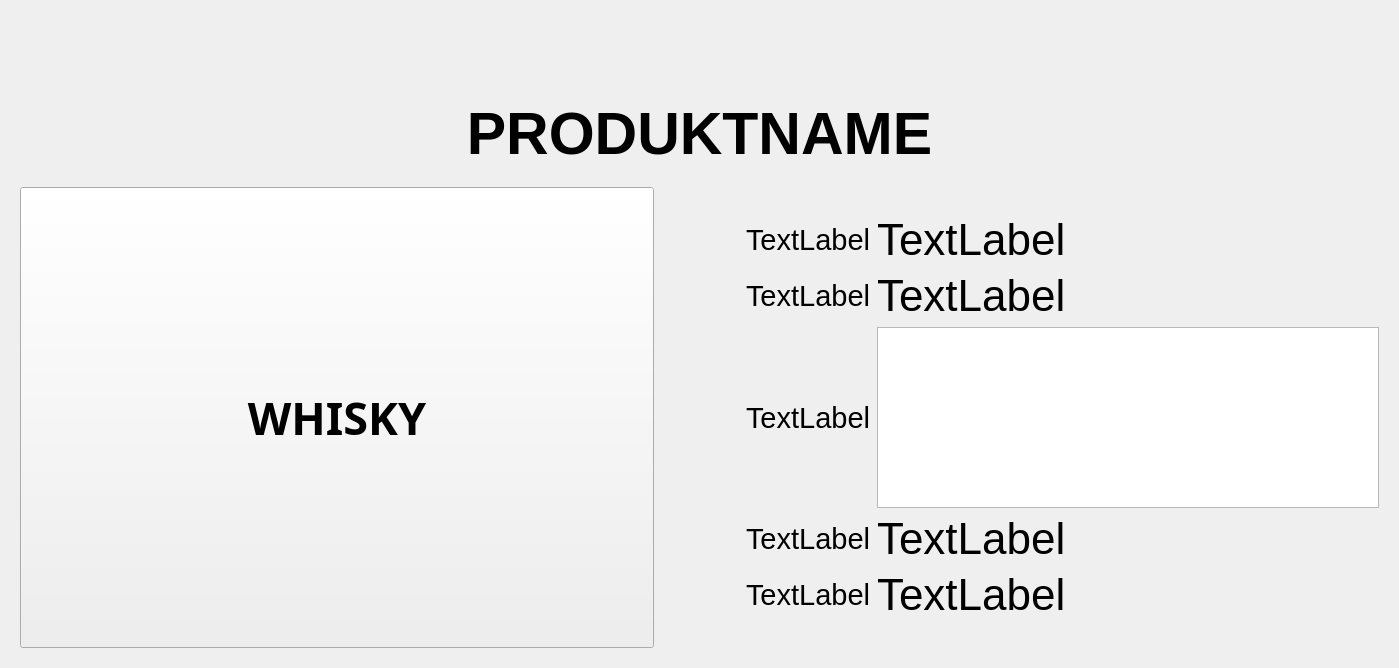
The window that form.ui (Benefranko/Barcode-Scanner-Feinkost-) describes before a commit, drawn with Qt 5.
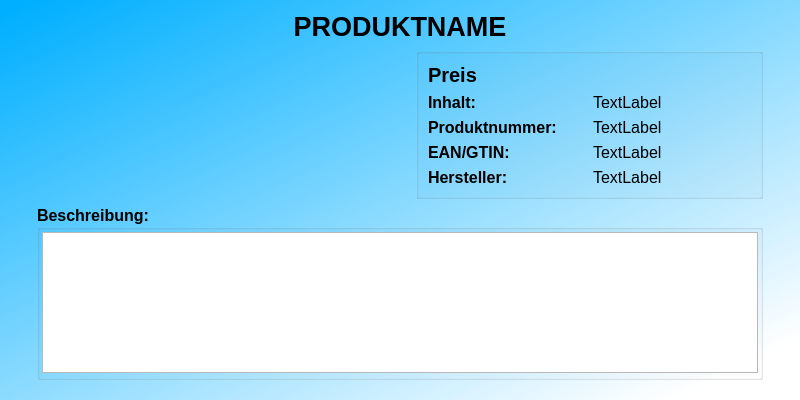
The same window after the commit.

Patch:
```diff
--- a/form.ui
+++ b/form.ui
@@ -6,82 +6,702 @@
    <rect>
     <x>0</x>
     <y>0</y>
-    <width>980</width>
-    <height>668</height>
+    <width>800</width>
+    <height>400</height>
    </rect>
   </property>
+  <property name="sizePolicy">
+   <sizepolicy hsizetype="Expanding" vsizetype="Expanding">
+    <horstretch>0</horstretch>
+    <verstretch>0</verstretch>
+   </sizepolicy>
+  </property>
+  <property name="maximumSize">
+   <size>
+    <width>800</width>
+    <height>400</height>
+   </size>
+  </property>
   <property name="windowTitle">
    <string>Widget</string>
   </property>
+  <property name="autoFillBackground">
+   <bool>false</bool>
+  </property>
+  <property name="styleSheet">
+   <string notr="true">QWidget#Widget {background-color: qlineargradient(spread:pad, x1:0, y1:0, x2:0.897, y2:0.949, stop:0.0206186 rgba(0, 175, 255, 255), stop:0.998527 rgba(255, 255, 255, 255));}</string>
+  </property>
   <layout class="QGridLayout" name="gridLayout_2">
-   <item row="1" column="0">
+   <item row="1" column="1" rowspan="2">
     <widget class="QStackedWidget" name="stackedWidget">
      <property name="currentIndex">
       <number>1</number>
      </property>
      <widget class="QWidget" name="page_1">
       <layout class="QGridLayout" name="gridLayout">
-       <item row="0" column="0">
-        <widget class="QPushButton" name="pushButton">
-         <property name="font">
-          <font>
-           <pointsize>50</pointsize>
-          </font>
-         </property>
-         <property name="text">
-          <string>PushButton</string>
-         </property>
-        </widget>
-       </item>
-       <item row="1" column="0">
-        <widget class="QLineEdit" name="lineEdit">
-         <property name="font">
-          <font>
-           <pointsize>30</pointsize>
-          </font>
-         </property>
-        </widget>
-       </item>
-       <item row="2" column="0">
-        <widget class="QPushButton" name="pushButton_2">
-         <property name="font">
-          <font>
-           <pointsize>30</pointsize>
-          </font>
-         </property>
-         <property name="text">
-          <string>clear</string>
-         </property>
-        </widget>
-       </item>
-       <item row="3" column="0">
+       <property name="leftMargin">
+        <number>0</number>
+       </property>
+       <property name="topMargin">
+        <number>0</number>
+       </property>
+       <property name="rightMargin">
+        <number>0</number>
+       </property>
+       <property name="bottomMargin">
+        <number>0</number>
+       </property>
+       <item row="2" column="0" colspan="3">
         <widget class="QGroupBox" name="groupBox">
          <property name="font">
           <font>
            <family>Segoe UI</family>
-           <pointsize>12</pointsize>
+           <pointsize>15</pointsize>
            <bold>false</bold>
           </font>
          </property>
          <property name="title">
-          <string>GroupBox</string>
+          <string>Aus unserem Sortiment:</string>
          </property>
-         <layout class="QGridLayout" name="gridLayout_5">
-          <item row="0" column="0">
-           <widget class="QPushButton" name="pushButton_3">
-            <property name="text">
-             <string>PushButton</string>
-            </property>
-           </widget>
-          </item>
-         </layout>
+         <layout class="QGridLayout" name="gridLayout_5"/>
         </widget>
        </item>
+       <item row="0" column="0" colspan="3">
+        <layout class="QHBoxLayout" name="horizontalLayout_3">
+         <item>
+          <spacer name="horizontalSpacer_7">
+           <property name="orientation">
+            <enum>Qt::Horizontal</enum>
+           </property>
+           <property name="sizeType">
+            <enum>QSizePolicy::Fixed</enum>
+           </property>
+           <property name="sizeHint" stdset="0">
+            <size>
+             <width>10</width>
+             <height>20</height>
+            </size>
+           </property>
+          </spacer>
+         </item>
+         <item>
+          <widget class="QLabel" name="logo">
+           <property name="sizePolicy">
+            <sizepolicy hsizetype="Preferred" vsizetype="Fixed">
+             <horstretch>0</horstretch>
+             <verstretch>0</verstretch>
+            </sizepolicy>
+           </property>
+           <property name="text">
+            <string/>
+           </property>
+          </widget>
+         </item>
+         <item>
+          <spacer name="horizontalSpacer_11">
+           <property name="orientation">
+            <enum>Qt::Horizontal</enum>
+           </property>
+           <property name="sizeHint" stdset="0">
+            <size>
+             <width>40</width>
+             <height>20</height>
+            </size>
+           </property>
+          </spacer>
+         </item>
+         <item>
+          <widget class="QLabel" name="label_3">
+           <property name="sizePolicy">
+            <sizepolicy hsizetype="Expanding" vsizetype="Fixed">
+             <horstretch>0</horstretch>
+             <verstretch>0</verstretch>
+            </sizepolicy>
+           </property>
+           <property name="font">
+            <font>
+             <pointsize>22</pointsize>
+             <bold>true</bold>
+            </font>
+           </property>
+           <property name="text">
+            <string>Feinkost Barcode Scanner</string>
+           </property>
+           <property name="alignment">
+            <set>Qt::AlignHCenter|Qt::AlignTop</set>
+           </property>
+          </widget>
+         </item>
+         <item>
+          <spacer name="horizontalSpacer_10">
+           <property name="orientation">
+            <enum>Qt::Horizontal</enum>
+           </property>
+           <property name="sizeHint" stdset="0">
+            <size>
+             <width>40</width>
+             <height>20</height>
+            </size>
+           </property>
+          </spacer>
+         </item>
+         <item>
+          <spacer name="horizontalSpacer_12">
+           <property name="orientation">
+            <enum>Qt::Horizontal</enum>
+           </property>
+           <property name="sizeHint" stdset="0">
+            <size>
+             <width>40</width>
+             <height>20</height>
+            </size>
+           </property>
+          </spacer>
+         </item>
+        </layout>
+       </item>
+       <item row="1" column="2">
+        <layout class="QVBoxLayout" name="verticalLayout_4">
+         <item>
+          <spacer name="verticalSpacer_8">
+           <property name="orientation">
+            <enum>Qt::Vertical</enum>
+           </property>
+           <property name="sizeType">
+            <enum>QSizePolicy::Expanding</enum>
+           </property>
+           <property name="sizeHint" stdset="0">
+            <size>
+             <width>20</width>
+             <height>0</height>
+            </size>
+           </property>
+          </spacer>
+         </item>
+         <item>
+          <widget class="QLabel" name="label_2">
+           <property name="font">
+            <font>
+             <pointsize>18</pointsize>
+             <italic>false</italic>
+             <bold>true</bold>
+             <underline>false</underline>
+            </font>
+           </property>
+           <property name="styleSheet">
+            <string notr="true">color: rgb(0, 0, 255);</string>
+           </property>
+           <property name="text">
+            <string>Scannen Sie hier den Barcode</string>
+           </property>
+           <property name="alignment">
+            <set>Qt::AlignCenter</set>
+           </property>
+          </widget>
+         </item>
+         <item>
+          <widget class="QLabel" name="label_14">
+           <property name="font">
+            <font>
+             <pointsize>18</pointsize>
+             <italic>false</italic>
+             <bold>true</bold>
+             <underline>false</underline>
+            </font>
+           </property>
+           <property name="styleSheet">
+            <string notr="true">color: rgb(0, 0, 255);</string>
+           </property>
+           <property name="text">
+            <string> von Produkten um weitere</string>
+           </property>
+           <property name="alignment">
+            <set>Qt::AlignCenter</set>
+           </property>
+          </widget>
+         </item>
+         <item>
+          <widget class="QLabel" name="label_5">
+           <property name="font">
+            <font>
+             <pointsize>18</pointsize>
+             <italic>false</italic>
+             <bold>true</bold>
+             <underline>false</underline>
+            </font>
+           </property>
+           <property name="styleSheet">
+            <string notr="true">color: rgb(0, 0, 255);</string>
+           </property>
+           <property name="text">
+            <string> Informationen zu bekommen!</string>
+           </property>
+           <property name="alignment">
+            <set>Qt::AlignCenter</set>
+           </property>
+          </widget>
+         </item>
+         <item>
+          <spacer name="verticalSpacer_5">
+           <property name="orientation">
+            <enum>Qt::Vertical</enum>
+           </property>
+           <property name="sizeType">
+            <enum>QSizePolicy::Expanding</enum>
+           </property>
+           <property name="sizeHint" stdset="0">
+            <size>
+             <width>20</width>
+             <height>0</height>
+            </size>
+           </property>
+          </spacer>
+         </item>
+        </layout>
+       </item>
+       <item row="1" column="1">
+        <widget class="QFrame" name="frame_2">
+         <property name="frameShape">
+          <enum>QFrame::VLine</enum>
+         </property>
+         <property name="frameShadow">
+          <enum>QFrame::Raised</enum>
+         </property>
+         <property name="lineWidth">
+          <number>2</number>
+         </property>
+         <property name="midLineWidth">
+          <number>0</number>
+         </property>
+        </widget>
+       </item>
+       <item row="1" column="0">
+        <widget class="QLabel" name="img1">
+         <property name="sizePolicy">
+          <sizepolicy hsizetype="Preferred" vsizetype="Minimum">
+           <horstretch>0</horstretch>
+           <verstretch>0</verstretch>
+          </sizepolicy>
+         </property>
+         <property name="text">
+          <string/>
+         </property>
+         <property name="alignment">
+          <set>Qt::AlignCenter</set>
+         </property>
+        </widget>
+       </item>
+       <item row="3" column="0" colspan="3">
+        <layout class="QHBoxLayout" name="horizontalLayout_2">
+         <item>
+          <spacer name="horizontalSpacer_6">
+           <property name="orientation">
+            <enum>Qt::Horizontal</enum>
+           </property>
+           <property name="sizeType">
+            <enum>QSizePolicy::Fixed</enum>
+           </property>
+           <property name="sizeHint" stdset="0">
+            <size>
+             <width>40</width>
+             <height>20</height>
+            </size>
+           </property>
+          </spacer>
+         </item>
+         <item>
+          <layout class="QVBoxLayout" name="verticalLayout">
+           <item>
+            <widget class="QLabel" name="label_10">
+             <property name="sizePolicy">
+              <sizepolicy hsizetype="Fixed" vsizetype="Preferred">
+               <horstretch>0</horstretch>
+               <verstretch>0</verstretch>
+              </sizepolicy>
+             </property>
+             <property name="font">
+              <font>
+               <pointsize>9</pointsize>
+               <bold>true</bold>
+              </font>
+             </property>
+             <property name="text">
+              <string>Innkaufhaus Schuhmacher KG</string>
+             </property>
+            </widget>
+           </item>
+           <item>
+            <widget class="QLabel" name="label_9">
+             <property name="sizePolicy">
+              <sizepolicy hsizetype="Fixed" vsizetype="Preferred">
+               <horstretch>0</horstretch>
+               <verstretch>0</verstretch>
+              </sizepolicy>
+             </property>
+             <property name="font">
+              <font>
+               <pointsize>9</pointsize>
+               <bold>true</bold>
+              </font>
+             </property>
+             <property name="text">
+              <string>Ledererzeile 1-5</string>
+             </property>
+            </widget>
+           </item>
+           <item>
+            <widget class="QLabel" name="label_6">
+             <property name="sizePolicy">
+              <sizepolicy hsizetype="Fixed" vsizetype="Preferred">
+               <horstretch>0</horstretch>
+               <verstretch>0</verstretch>
+              </sizepolicy>
+             </property>
+             <property name="font">
+              <font>
+               <pointsize>9</pointsize>
+               <bold>true</bold>
+              </font>
+             </property>
+             <property name="text">
+              <string>83512 Wasserburg am Inn</string>
+             </property>
+            </widget>
+           </item>
+          </layout>
+         </item>
+         <item>
+          <spacer name="horizontalSpacer_4">
+           <property name="orientation">
+            <enum>Qt::Horizontal</enum>
+           </property>
+           <property name="sizeHint" stdset="0">
+            <size>
+             <width>40</width>
+             <height>20</height>
+            </size>
+           </property>
+          </spacer>
+         </item>
+         <item>
+          <layout class="QVBoxLayout" name="verticalLayout_3">
+           <item>
+            <widget class="QLabel" name="label_13">
+             <property name="sizePolicy">
+              <sizepolicy hsizetype="Fixed" vsizetype="Preferred">
+               <horstretch>0</horstretch>
+               <verstretch>0</verstretch>
+              </sizepolicy>
+             </property>
+             <property name="font">
+              <font>
+               <pointsize>9</pointsize>
+               <bold>true</bold>
+              </font>
+             </property>
+             <property name="text">
+              <string>Öffnungszeiten:</string>
+             </property>
+            </widget>
+           </item>
+           <item>
+            <widget class="QLabel" name="label_12">
+             <property name="sizePolicy">
+              <sizepolicy hsizetype="Fixed" vsizetype="Preferred">
+               <horstretch>0</horstretch>
+               <verstretch>0</verstretch>
+              </sizepolicy>
+             </property>
+             <property name="font">
+              <font>
+               <pointsize>9</pointsize>
+               <bold>true</bold>
+              </font>
+             </property>
+             <property name="text">
+              <string>Mo - Fr: 09:00 - 18:30 Uhr</string>
+             </property>
+            </widget>
+           </item>
+           <item>
+            <widget class="QLabel" name="label_11">
+             <property name="sizePolicy">
+              <sizepolicy hsizetype="Fixed" vsizetype="Preferred">
+               <horstretch>0</horstretch>
+               <verstretch>0</verstretch>
+              </sizepolicy>
+             </property>
+             <property name="font">
+              <font>
+               <pointsize>9</pointsize>
+               <bold>true</bold>
+              </font>
+             </property>
+             <property name="text">
+              <string>Sa: 09:00 - 17:00 Uhr</string>
+             </property>
+            </widget>
+           </item>
+          </layout>
+         </item>
+         <item>
+          <spacer name="horizontalSpacer_5">
+           <property name="orientation">
+            <enum>Qt::Horizontal</enum>
+           </property>
+           <property name="sizeType">
+            <enum>QSizePolicy::Fixed</enum>
+           </property>
+           <property name="sizeHint" stdset="0">
+            <size>
+             <width>40</width>
+             <height>20</height>
+            </size>
+           </property>
+          </spacer>
+         </item>
+        </layout>
+       </item>
       </layout>
      </widget>
      <widget class="QWidget" name="page_2">
       <layout class="QGridLayout" name="gridLayout_3">
+       <property name="leftMargin">
+        <number>0</number>
+       </property>
+       <property name="topMargin">
+        <number>0</number>
+       </property>
+       <property name="rightMargin">
+        <number>0</number>
+       </property>
+       <item row="3" column="4">
+        <spacer name="horizontalSpacer_8">
+         <property name="orientation">
+          <enum>Qt::Horizontal</enum>
+         </property>
+         <property name="sizeType">
+          <enum>QSizePolicy::Fixed</enum>
+         </property>
+         <property name="sizeHint" stdset="0">
+          <size>
+           <width>20</width>
+           <height>0</height>
+          </size>
+         </property>
+        </spacer>
+       </item>
+       <item row="3" column="0">
+        <spacer name="horizontalSpacer_9">
+         <property name="orientation">
+          <enum>Qt::Horizontal</enum>
+         </property>
+         <property name="sizeType">
+          <enum>QSizePolicy::Fixed</enum>
+         </property>
+         <property name="sizeHint" stdset="0">
+          <size>
+           <width>20</width>
+           <height>20</height>
+          </size>
+         </property>
+        </spacer>
+       </item>
+       <item row="3" column="3">
+        <layout class="QVBoxLayout" name="verticalLayout_5">
+         <property name="spacing">
+          <number>0</number>
+         </property>
+         <property name="sizeConstraint">
+          <enum>QLayout::SetMaximumSize</enum>
+         </property>
+         <item>
+          <spacer name="verticalSpacer_2">
+           <property name="orientation">
+            <enum>Qt::Vertical</enum>
+           </property>
+           <property name="sizeHint" stdset="0">
+            <size>
+             <width>20</width>
+             <height>10</height>
+            </size>
+           </property>
+          </spacer>
+         </item>
+         <item>
+          <widget class="QGroupBox" name="groupBox_infos">
+           <property name="title">
+            <string/>
+           </property>
+           <property name="flat">
+            <bool>false</bool>
+           </property>
+           <layout class="QGridLayout" name="gridLayout_7">
+            <item row="3" column="0">
+             <widget class="QLabel" name="label">
+              <property name="font">
+               <font>
+                <pointsize>12</pointsize>
+                <bold>true</bold>
+               </font>
+              </property>
+              <property name="text">
+               <string>EAN/GTIN:</string>
+              </property>
+             </widget>
+            </item>
+            <item row="3" column="1">
+             <widget class="QLabel" name="ean">
+              <property name="font">
+               <font>
+                <pointsize>12</pointsize>
+               </font>
+              </property>
+              <property name="text">
+               <string>TextLabel</string>
+              </property>
+             </widget>
+            </item>
+            <item row="4" column="0">
+             <widget class="QLabel" name="price_i">
+              <property name="font">
+               <font>
+                <pointsize>12</pointsize>
+                <bold>true</bold>
+               </font>
+              </property>
+              <property name="text">
+               <string>Hersteller:</string>
+              </property>
+             </widget>
+            </item>
+            <item row="1" column="1">
+             <widget class="QLabel" name="inhalt">
+              <property name="font">
+               <font>
+                <pointsize>12</pointsize>
+               </font>
+              </property>
+              <property name="text">
+               <string>TextLabel</string>
+              </property>
+             </widget>
+            </item>
+            <item row="1" column="0">
+             <widget class="QLabel" name="i2">
+              <property name="font">
+               <font>
+                <pointsize>12</pointsize>
+                <bold>true</bold>
+               </font>
+              </property>
+              <property name="text">
+               <string>Inhalt:</string>
+              </property>
+             </widget>
+            </item>
+            <item row="4" column="1">
+             <widget class="QLabel" name="hersteller">
+              <property name="font">
+               <font>
+                <pointsize>12</pointsize>
+               </font>
+              </property>
+              <property name="text">
+               <string>TextLabel</string>
+              </property>
+             </widget>
+            </item>
+            <item row="2" column="0">
+             <widget class="QLabel" name="i3">
+              <property name="font">
+               <font>
+                <pointsize>12</pointsize>
+                <bold>true</bold>
+               </font>
+              </property>
+              <property name="text">
+               <string>Produktnummer:</string>
+              </property>
+             </widget>
+            </item>
+            <item row="2" column="1">
+             <widget class="QLabel" name="p_num">
+              <property name="font">
+               <font>
+                <pointsize>12</pointsize>
+               </font>
+              </property>
+              <property name="text">
+               <string>TextLabel</string>
+              </property>
+             </widget>
+            </item>
+            <item row="0" column="0" colspan="2">
+             <widget class="QLabel" name="preis">
+              <property name="font">
+               <font>
+                <pointsize>15</pointsize>
+                <bold>true</bold>
+               </font>
+              </property>
+              <property name="text">
+               <string>Preis</string>
+              </property>
+             </widget>
+            </item>
+           </layout>
+          </widget>
+         </item>
+         <item>
+          <spacer name="verticalSpacer_11">
+           <property name="orientation">
+            <enum>Qt::Vertical</enum>
+           </property>
+           <property name="sizeHint" stdset="0">
+            <size>
+             <width>20</width>
+             <height>10</height>
+            </size>
+           </property>
+          </spacer>
+         </item>
+        </layout>
+       </item>
        <item row="3" column="1">
+        <widget class="QLabel" name="img">
+         <property name="enabled">
+          <bool>true</bool>
+         </property>
+         <property name="sizePolicy">
+          <sizepolicy hsizetype="Minimum" vsizetype="Minimum">
+           <horstretch>0</horstretch>
+           <verstretch>0</verstretch>
+          </sizepolicy>
+         </property>
+         <property name="minimumSize">
+          <size>
+           <width>10</width>
+           <height>10</height>
+          </size>
+         </property>
+         <property name="font">
+          <font>
+           <pointsize>100</pointsize>
+          </font>
+         </property>
+         <property name="frameShape">
+          <enum>QFrame::NoFrame</enum>
+         </property>
+         <property name="text">
+          <string/>
+         </property>
+         <property name="alignment">
+          <set>Qt::AlignCenter</set>
+         </property>
+        </widget>
+       </item>
+       <item row="3" column="2">
         <spacer name="horizontalSpacer">
          <property name="orientation">
           <enum>Qt::Horizontal</enum>
@@ -91,18 +711,89 @@
          </property>
          <property name="sizeHint" stdset="0">
           <size>
-           <width>80</width>
+           <width>20</width>
            <height>20</height>
           </size>
          </property>
         </spacer>
        </item>
-       <item row="0" column="0" colspan="3">
+       <item row="4" column="1" colspan="3">
+        <widget class="QGroupBox" name="groupBox_2">
+         <property name="font">
+          <font>
+           <pointsize>12</pointsize>
+           <bold>true</bold>
+          </font>
+         </property>
+         <property name="title">
+          <string>Beschreibung:</string>
+         </property>
+         <layout class="QGridLayout" name="gridLayout_6">
+          <property name="leftMargin">
+           <number>2</number>
+          </property>
+          <property name="topMargin">
+           <number>2</number>
+          </property>
+          <property name="rightMargin">
+           <number>2</number>
+          </property>
+          <property name="bottomMargin">
+           <number>4</number>
+          </property>
+          <item row="0" column="0">
+           <widget class="QTextEdit" name="description">
+            <property name="sizePolicy">
+             <sizepolicy hsizetype="Preferred" vsizetype="Preferred">
+              <horstretch>0</horstretch>
+              <verstretch>0</verstretch>
+             </sizepolicy>
+            </property>
+            <property name="font">
+             <font>
+              <pointsize>8</pointsize>
+              <bold>false</bold>
+             </font>
+            </property>
+            <property name="focusPolicy">
+             <enum>Qt::NoFocus</enum>
+            </property>
+            <property name="verticalScrollBarPolicy">
+             <enum>Qt::ScrollBarAlwaysOff</enum>
+            </property>
+            <property name="horizontalScrollBarPolicy">
+             <enum>Qt::ScrollBarAlwaysOff</enum>
+            </property>
+            <property name="readOnly">
+             <bool>true</bool>
+            </property>
+           </widget>
+          </item>
+         </layout>
+        </widget>
+       </item>
+       <item row="1" column="1" colspan="3">
+        <spacer name="verticalSpacer">
+         <property name="orientation">
+          <enum>Qt::Vertical</enum>
+         </property>
+         <property name="sizeType">
+          <enum>QSizePolicy::Preferred</enum>
+         </property>
+         <property name="sizeHint" stdset="0">
+          <size>
+           <width>20</width>
+           <height>10</height>
+          </size>
+         </property>
+        </spacer>
+       </item>
+       <item row="0" column="0" colspan="5">
         <widget class="QLabel" name="p_name">
          <property name="font">
           <font>
-           <family>Yu Gothic UI</family>
-           <pointsize>44</pointsize>
+           <family>Segoe UI</family>
+           <pointsize>20</pointsize>
            <italic>false</italic>
            <bold>true</bold>
            <underline>false</underline>
@@ -119,213 +810,6 @@
          </property>
         </widget>
        </item>
-       <item row="3" column="0">
-        <widget class="QPushButton" name="b1">
-         <property name="sizePolicy">
-          <sizepolicy hsizetype="Expanding" vsizetype="Expanding">
-           <horstretch>0</horstretch>
-           <verstretch>0</verstretch>
-          </sizepolicy>
-         </property>
-         <property name="minimumSize">
-          <size>
-           <width>0</width>
-           <height>0</height>
-          </size>
-         </property>
-         <property name="maximumSize">
-          <size>
-           <width>9999999</width>
-           <height>9999999</height>
-          </size>
-         </property>
-         <property name="font">
-          <font>
-           <family>Reem Kufi</family>
-           <pointsize>34</pointsize>
-           <bold>true</bold>
-          </font>
-         </property>
-         <property name="styleSheet">
-          <string notr="true"/>
-         </property>
-         <property name="text">
-          <string>WHISKY</string>
-         </property>
-         <property name="autoDefault">
-          <bool>false</bool>
-         </property>
-         <property name="default">
-          <bool>false</bool>
-         </property>
-         <property name="flat">
-          <bool>false</bool>
-         </property>
-        </widget>
-       </item>
-       <item row="3" column="2">
-        <layout class="QGridLayout" name="gridLayout_4">
-         <item row="0" column="1">
-          <spacer name="verticalSpacer_2">
-           <property name="orientation">
-            <enum>Qt::Vertical</enum>
-           </property>
-           <property name="sizeHint" stdset="0">
-            <size>
-             <width>20</width>
-             <height>40</height>
-            </size>
-           </property>
-          </spacer>
-         </item>
-         <item row="1" column="0">
-          <widget class="QLabel" name="i1">
-           <property name="font">
-            <font>
-             <pointsize>22</pointsize>
-            </font>
-           </property>
-           <property name="text">
-            <string>TextLabel</string>
-           </property>
-          </widget>
-         </item>
-         <item row="1" column="1">
-          <widget class="QLabel" name="w1">
-           <property name="font">
-            <font>
-             <pointsize>33</pointsize>
-            </font>
-           </property>
-           <property name="text">
-            <string>TextLabel</string>
-           </property>
-          </widget>
-         </item>
-         <item row="2" column="0">
-          <widget class="QLabel" name="i2">
-           <property name="font">
-            <font>
-             <pointsize>22</pointsize>
-            </font>
-           </property>
-           <property name="text">
-            <string>TextLabel</string>
-           </property>
-          </widget>
-         </item>
-         <item row="2" column="1">
-          <widget class="QLabel" name="w2">
-           <property name="font">
-            <font>
-             <pointsize>33</pointsize>
-            </font>
-           </property>
-           <property name="text">
-            <string>TextLabel</string>
-           </property>
-          </widget>
-         </item>
-         <item row="3" column="0">
-          <widget class="QLabel" name="i3">
-           <property name="font">
-            <font>
-             <pointsize>22</pointsize>
-            </font>
-           </property>
-           <property name="text">
-            <string>TextLabel</string>
-           </property>
-          </widget>
-         </item>
-         <item row="4" column="0">
-          <widget class="QLabel" name="label">
-           <property name="font">
-            <font>
-             <pointsize>22</pointsize>
-            </font>
-           </property>
-           <property name="text">
-            <string>TextLabel</string>
-           </property>
-          </widget>
-         </item>
-         <item row="4" column="1">
-          <widget class="QLabel" name="label_5">
-           <property name="font">
-            <font>
-             <pointsize>33</pointsize>
-            </font>
-           </property>
-           <property name="text">
-            <string>TextLabel</string>
-           </property>
-          </widget>
-         </item>
-         <item row="5" column="0">
-          <widget class="QLabel" name="label_10">
-           <property name="font">
-            <font>
-             <pointsize>22</pointsize>
-            </font>
-           </property>
-           <property name="text">
-            <string>TextLabel</string>
-           </property>
-          </widget>
-         </item>
-         <item row="5" column="1">
-          <widget class="QLabel" name="label_6">
-           <property name="font">
-            <font>
-             <pointsize>33</pointsize>
-            </font>
-           </property>
-           <property name="text">
-            <string>TextLabel</string>
-           </property>
-          </widget>
-         </item>
-         <item row="6" column="1">
-          <spacer name="verticalSpacer_3">
-           <property name="orientation">
-            <enum>Qt::Vertical</enum>
-           </property>
-           <property name="sizeHint" stdset="0">
-            <size>
-             <width>20</width>
-             <height>40</height>
-            </size>
-           </property>
-          </spacer>
-         </item>
-         <item row="3" column="1">
-          <widget class="QPlainTextEdit" name="w3">
-           <property name="font">
-            <font>
-             <pointsize>33</pointsize>
-            </font>
-           </property>
-          </widget>
-         </item>
-        </layout>
-       </item>
-       <item row="1" column="0" colspan="3">
-        <spacer name="verticalSpacer">
-         <property name="orientation">
-          <enum>Qt::Vertical</enum>
-         </property>
-         <property name="sizeType">
-          <enum>QSizePolicy::Preferred</enum>
-         </property>
-         <property name="sizeHint" stdset="0">
-          <size>
-           <width>20</width>
-           <height>50</height>
-          </size>
-         </property>
-        </spacer>
-       </item>
       </layout>
      </widget>
      <widget class="QWidget" name="page_3">
@@ -338,8 +822,25 @@
        <enum>Qt::LeftToRight</enum>
       </property>
       <layout class="QVBoxLayout" name="verticalLayout_2">
+       <property name="leftMargin">
+        <number>0</number>
+       </property>
+       <property name="topMargin">
+        <number>0</number>
+       </property>
+       <property name="rightMargin">
+        <number>0</number>
+       </property>
+       <property name="bottomMargin">
+        <number>0</number>
+       </property>
        <item>
         <widget class="QLabel" name="label_7">
+         <property name="font">
+          <font>
+           <pointsize>12</pointsize>
+          </font>
+         </property>
          <property name="text">
           <string>Es tut uns Leid.</string>
          </property>
@@ -350,11 +851,31 @@
        </item>
        <item>
         <widget class="QLabel" name="label_8">
+         <property name="font">
+          <font>
+           <pointsize>12</pointsize>
+          </font>
+         </property>
          <property name="layoutDirection">
           <enum>Qt::LeftToRight</enum>
          </property>
          <property name="text">
-          <string>Es konnten Leider keine Informationen zu diesem Produkt gefunden werden.</string>
+          <string>Es konnten Leider keine Informationen</string>
+         </property>
+         <property name="alignment">
+          <set>Qt::AlignCenter</set>
+         </property>
+        </widget>
+       </item>
+       <item>
+        <widget class="QLabel" name="label_4">
+         <property name="font">
+          <font>
+           <pointsize>12</pointsize>
+          </font>
+         </property>
+         <property name="text">
+          <string>zu diesem Produkt gefunden werden.</string>
          </property>
          <property name="alignment">
           <set>Qt::AlignCenter</set>
@@ -450,22 +971,6 @@
      </widget>
     </widget>
    </item>
-   <item row="0" column="0">
-    <spacer name="verticalSpacer_5">
-     <property name="orientation">
-      <enum>Qt::Vertical</enum>
-     </property>
-     <property name="sizeType">
-      <enum>QSizePolicy::Fixed</enum>
-     </property>
-     <property name="sizeHint" stdset="0">
-      <size>
-       <width>20</width>
-       <height>80</height>
-      </size>
-     </property>
-    </spacer>
-   </item>
   </layout>
  </widget>
  <resources/>
```
